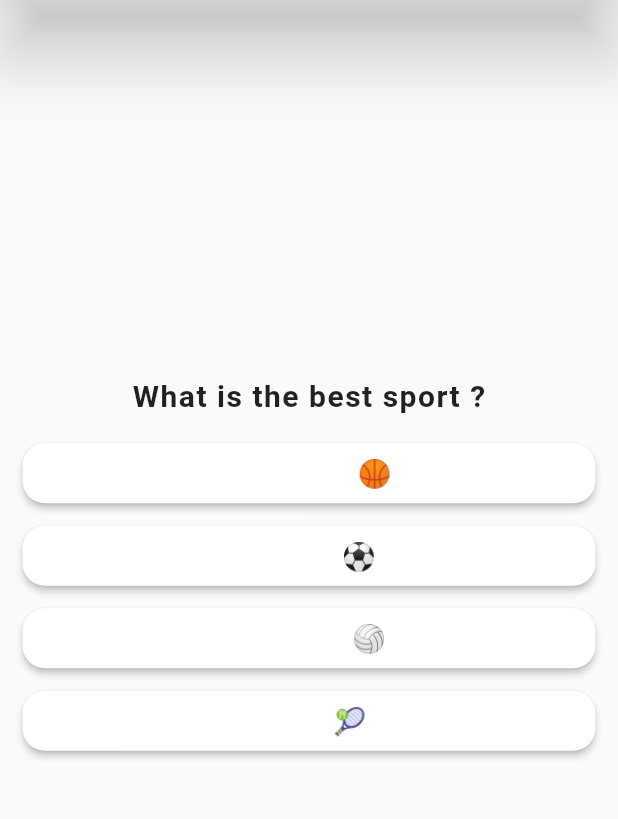
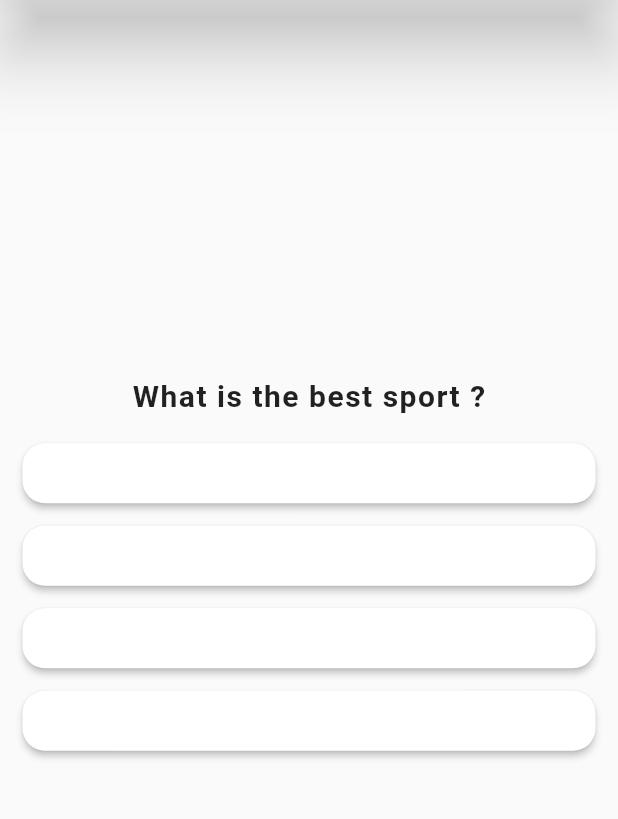
Before and after one commit to Anas1Ashkar/Quiz_App, a Flutter app: the screen it shows after launch, on a phone screen of 412 x 824 dp, the part 84-903 px from its top. Run offline on Flutter 3.47's test engine with Material 2 defaults, Android fonts, the phone set to English and light mode, and no system bars.

Commit message:
task 1 done

```diff
--- a/lib/screens/quiz_app.dart
+++ b/lib/screens/quiz_app.dart
@@ -13,10 +13,10 @@ class _HomePageState extends State<HomePage> {
   int result = 0;
 
   List correctAnswers = [
-    'football ⚽',
-    'black ⚫',
-    'Cheetah 🐆',
-    'Ronaldo 🥇',
+    'football ',
+    'black ',
+    'Cheetah ',
+    'Ronaldo ',
   ];
 
   List chosenAnswers = [];
@@ -25,37 +25,37 @@ class _HomePageState extends State<HomePage> {
     {
       'question': 'What is the best sport ?',
       'answers': [
-        'basketball 🏀',
-        'football ⚽',
-        'volleyball 🏐',
-        'tennis 🎾',
+        'basketball ',
+        'football ',
+        'volleyball ',
+        'tennis ',
       ],
     },
     {
       'question': 'What is the most beautiful color ?',
       'answers': [
-        'red 🔴',
-        'blue 🔵',
-        'black ⚫',
-        'green 🟢',
+        'red ',
+        'blue ',
+        'black ',
+        'green ',
       ],
     },
     {
       'question': 'What is the fastest animal ?',
       'answers': [
-        'horse 🐎',
-        'turtle 🐢',
-        'dog 🐕',
-        'Cheetah 🐆',
+        'horse ',
+        'turtle ',
+        'dog ',
+        'Cheetah ',
       ],
     },
     {
       'question': 'Who is the best player? Of course, Siiiiiiiiiiiiiii',
       'answers': [
-        'Ronaldo 🏆',
-        'Messi 🥇 ',
-        'Salah 🥈',
-        'Shekabala 🥉',
+        'Ronaldo ',
+        'Messi ',
+        'Salah ',
+        'Shekabala ',
       ],
     },
   ];
```
